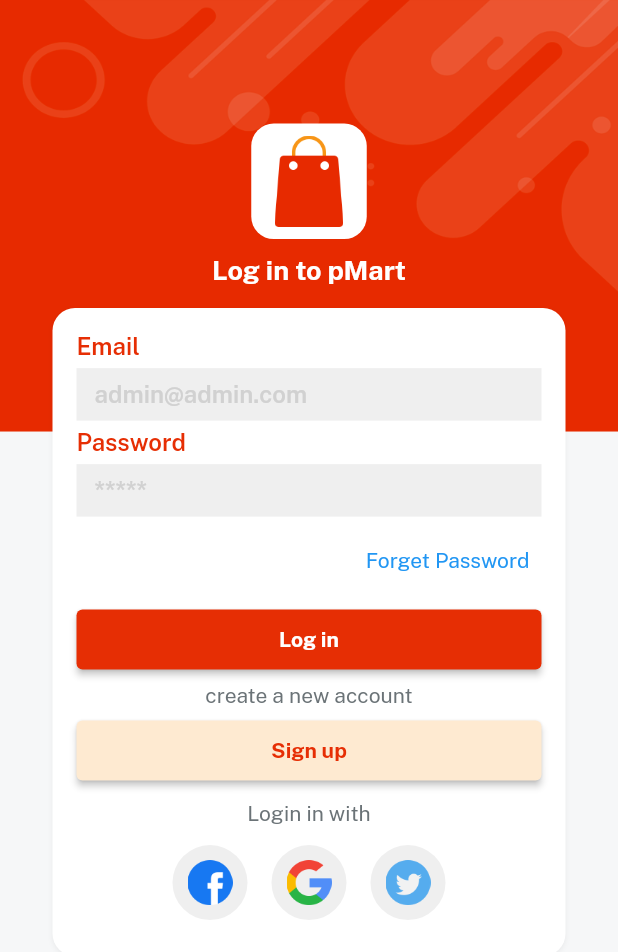
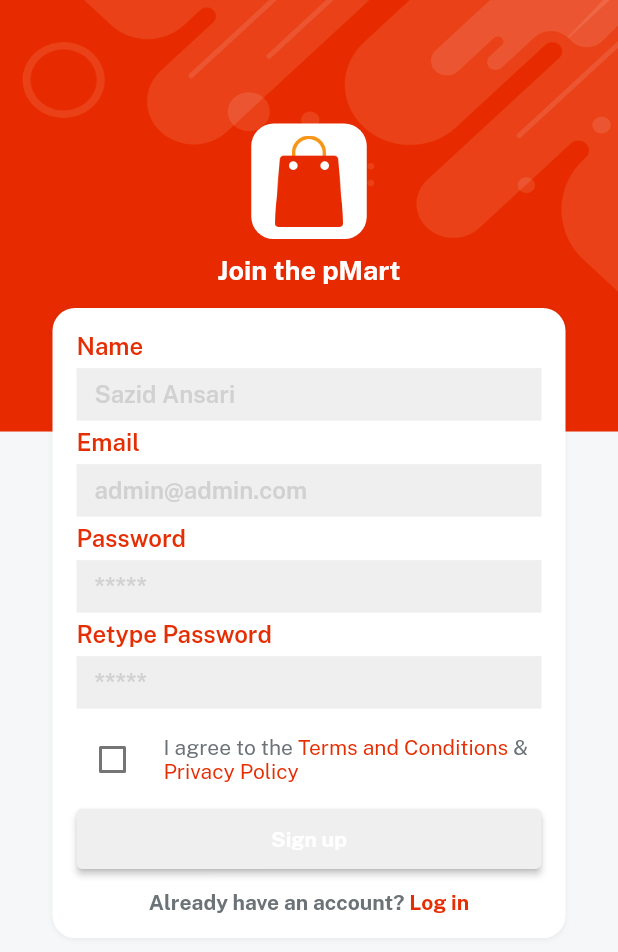
Before and after one commit to sazidansari9634/ecitymart_app, a Flutter app: the screen it shows after launch, after a tap on "Sign up", on a phone screen of 412 x 824 dp. Shown: the top 952 px of the screen. Run offline on Flutter 3.47's test engine with Material 2 defaults, Android fonts, the light colour scheme and no system bars; our stand-ins replace get, velocity_x.

Commit message:
signup UI design completed

```diff
--- a/lib/const/strings.dart
+++ b/lib/const/strings.dart
@@ -5,8 +5,14 @@
 const emailHint = "admin@admin.com";
 const password = "Password";
 const passwordHint = "*****";
+const retypePassword = "Retype Password";
+const name = "Name";
+const nameHint = "Sazid Ansari";
 const forgetPass = "Forget Password";
 const login = "Log in";
 const signup = "Sign up";
 const createNewAccout = "create a new account";
 const loginWith = "Login in with";
+const privacyPolicy = "Privacy Policy";
+const termAndCond = "Terms and Conditions";
+const alreadyHaveAccount = "Already have an account? ";
--- a/lib/views/auth_screen.dart/login_screen.dart
+++ b/lib/views/auth_screen.dart/login_screen.dart
@@ -1,9 +1,12 @@
 import 'package:ecitymart_app/const/consts.dart';
 import 'package:ecitymart_app/const/lists.dart';
+import 'package:ecitymart_app/views/auth_screen.dart/signup_screen.dart';
 import 'package:ecitymart_app/widgets/app_logo_widget.dart';
 import 'package:ecitymart_app/widgets/bg_widget.dart';
 import 'package:ecitymart_app/widgets/custom_textfield.dart';
 import 'package:ecitymart_app/widgets/our_button.dart';
+import 'package:get/get_core/src/get_main.dart';
+import 'package:get/get_navigation/src/extension_navigation.dart';
 
 class LoginScreen extends StatelessWidget {
   const LoginScreen({super.key});
@@ -43,7 +46,9 @@
                  5.heightBox,
                  createNewAccout.text.color(fontGrey).make(),
                  5.heightBox,
-                 ourButton(color: lightGolden, title: signup, textColor: redColor, onPress: (){}).box.width(context.screenWidth - 50).make(),
+                 ourButton(color: lightGolden, title: signup, textColor: redColor, onPress: (){
+                  Get.to(()=> const SignUpScreen());
+                 }).box.width(context.screenWidth - 50).make(),
                  10.heightBox,
                  loginWith.text.color(fontGrey).make(),
                  5.heightBox,
--- /dev/null
+++ b/lib/views/auth_screen.dart/signup_screen.dart
@@ -0,0 +1,133 @@
+import 'package:ecitymart_app/const/consts.dart';
+import 'package:ecitymart_app/widgets/app_logo_widget.dart';
+import 'package:ecitymart_app/widgets/bg_widget.dart';
+import 'package:ecitymart_app/widgets/custom_textfield.dart';
+import 'package:ecitymart_app/widgets/our_button.dart';
+import 'package:get/get_core/src/get_main.dart';
+import 'package:get/get_navigation/src/extension_navigation.dart';
+
+class SignUpScreen extends StatefulWidget {
+  const SignUpScreen({super.key});
+
+  @override
+  State<SignUpScreen> createState() => _SignUpScreenState();
+}
+
+class _SignUpScreenState extends State<SignUpScreen> {
+  bool? isCheck = false;
+  @override
+  Widget build(BuildContext context) {
+    return bgWidget(
+       child: Scaffold(
+        resizeToAvoidBottomInset: false,
+        body: Center(
+          child: Column(
+            children: [
+              (context.screenHeight * 0.1).heightBox,
+              applogoWidget(),
+              10.heightBox,
+              "Join the $appname".text.fontFamily(bold).white.size(18).make(),
+              15.heightBox,
+              Column(
+                children: [
+                 customTextField(
+                  hint: nameHint,
+                  title: name,
+                 ),
+                 customTextField(
+                  hint: emailHint,
+                  title: email,
+                 ),
+                 customTextField(
+                  hint: passwordHint,
+                  title: password
+                 ),
+                 customTextField(
+                  hint: passwordHint,
+                  title: retypePassword,
+                 ),
+                 5.heightBox,
+                 Row(
+                  children: [
+                    Checkbox(
+                      activeColor: redColor,
+                      checkColor: whiteColor,
+                      value: isCheck,
+                       onChanged: (newValue){
+                        setState(() {
+                            isCheck = newValue;
+                        });
+                       }),
+                    10.widthBox,
+                    Expanded(
+                      child: RichText(
+                        text: const TextSpan(
+                          children: [
+                            TextSpan(
+                              text: "I agree to the ",
+                              style: TextStyle(
+                                fontFamily: regular,
+                                color: fontGrey,
+                              )
+                            ),
+                            TextSpan(
+                              text: termAndCond,
+                              style: TextStyle(
+                                fontFamily: regular,
+                                color: redColor,
+                              ),
+                            ),
+                            TextSpan(
+                              text: " & ",
+                              style: TextStyle(
+                                fontFamily: regular,
+                                color: fontGrey,
+                              ),
+                            ),
+                            TextSpan(
+                              text: privacyPolicy,
+                              style: TextStyle(
+                                fontFamily: regular,
+                                color: redColor,
+                              ),
+                            ),
+                          ]
+                        )
+                        ),
+                    )
+                  ],
+                 ),
+
+                 5.heightBox,
+                 ourButton(color: isCheck == true ? redColor : lightGrey, title: signup, textColor: whiteColor, onPress: (){}).box.width(context.screenWidth - 50).make(),
+                 10.heightBox,
+                //wrapping into getsture dectore of velocity x
+                 RichText(text: const TextSpan(
+                  children: [
+                    TextSpan(
+                      text: alreadyHaveAccount,
+                      style: TextStyle(
+                        fontFamily: bold,
+                        color: fontGrey
+                      )
+                    ),
+                     TextSpan(
+                      text: login,
+                      style: TextStyle(
+                        fontFamily: bold,
+                        color: redColor
+                      )
+                    )
+                  ]
+                 )).onTap(() {
+                  Get.back();
+                 })
+                                 ],
+              ).box.white.rounded.padding(const EdgeInsets.all(16)).width(context.screenWidth - 70).shadowSm.make()
+            ],
+          ),
+        ),
+      )
+    );
+  }
+}
--- a/lib/widgets/our_button.dart
+++ b/lib/widgets/our_button.dart
@@ -6,7 +6,7 @@
       primary: color,
       padding: const EdgeInsets.all(12)
     ),
-    onPressed: (){},
+    onPressed: onPress,
     child: title.text.color(textColor).fontFamily(bold).make()
     );
 }
```
